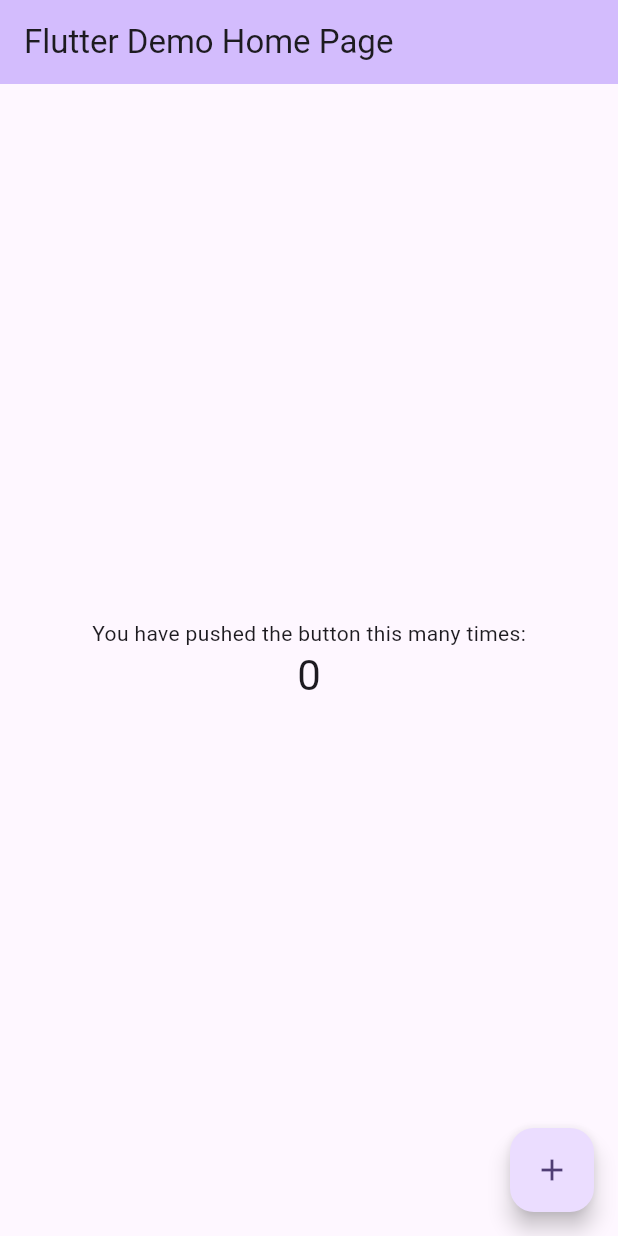
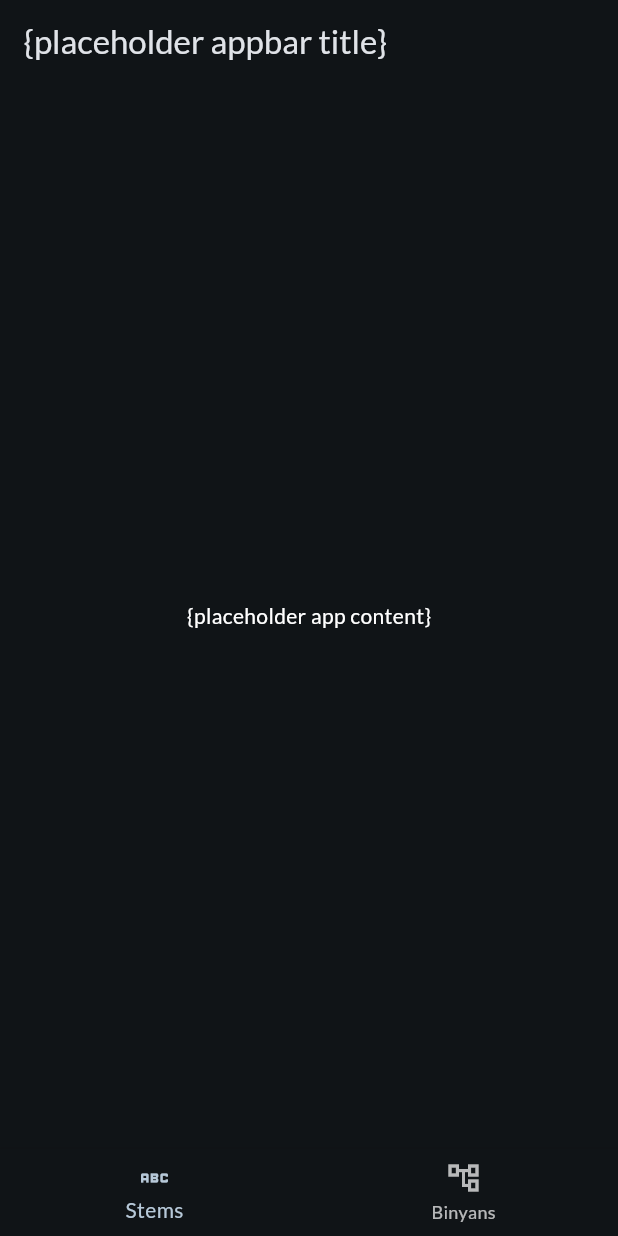
Before and after one commit to leoschulmann/almi, a Flutter app: the screen it shows after launch, on a phone screen of 412 x 824 dp. Run offline on Flutter 3.47's test engine with Material 3 defaults, Android fonts, the phone set to English and light mode, and no system bars; our stand-ins replace flutter_riverpod, google_fonts.

Commit message:
main and screen placeholder

```diff
--- a/lib/main.dart
+++ b/lib/main.dart
@@ -1,125 +1,29 @@
+import 'package:ani_lo_medaber_ivrit/screens/tabs_screen.dart';
 import 'package:flutter/material.dart';
+import 'package:flutter_riverpod/flutter_riverpod.dart';
+import 'package:google_fonts/google_fonts.dart';
+
+final theme = ThemeData(
+  useMaterial3: true,
+  colorScheme: ColorScheme.fromSeed(
+    seedColor: Colors.lightBlue,
+    brightness: Brightness.dark,
+  ),
+  textTheme: GoogleFonts.latoTextTheme(),
+);
 
 void main() {
-  runApp(const MyApp());
+  runApp(const ProviderScope(child: MyApp()));
 }
 
 class MyApp extends StatelessWidget {
   const MyApp({super.key});
 
-  // This widget is the root of your application.
   @override
   Widget build(BuildContext context) {
     return MaterialApp(
-      title: 'Flutter Demo',
-      theme: ThemeData(
-        // This is the theme of your application.
-        //
-        // TRY THIS: Try running your application with "flutter run". You'll see
-        // the application has a purple toolbar. Then, without quitting the app,
-        // try changing the seedColor in the colorScheme below to Colors.green
-        // and then invoke "hot reload" (save your changes or press the "hot
-        // reload" button in a Flutter-supported IDE, or press "r" if you used
-        // the command line to start the app).
-        //
-        // Notice that the counter didn't reset back to zero; the application
-        // state is not lost during the reload. To reset the state, use hot
-        // restart instead.
-        //
-        // This works for code too, not just values: Most code changes can be
-        // tested with just a hot reload.
-        colorScheme: ColorScheme.fromSeed(seedColor: Colors.deepPurple),
-        useMaterial3: true,
-      ),
-      home: const MyHomePage(title: 'Flutter Demo Home Page'),
+      theme: theme,
+      home: const TabsScreen(),
     );
   }
 }
-
-class MyHomePage extends StatefulWidget {
-  const MyHomePage({super.key, required this.title});
-
-  // This widget is the home page of your application. It is stateful, meaning
-  // that it has a State object (defined below) that contains fields that affect
-  // how it looks.
-
-  // This class is the configuration for the state. It holds the values (in this
-  // case the title) provided by the parent (in this case the App widget) and
-  // used by the build method of the State. Fields in a Widget subclass are
-  // always marked "final".
-
-  final String title;
-
-  @override
-  State<MyHomePage> createState() => _MyHomePageState();
-}
-
-class _MyHomePageState extends State<MyHomePage> {
-  int _counter = 0;
-
-  void _incrementCounter() {
-    setState(() {
-      // This call to setState tells the Flutter framework that something has
-      // changed in this State, which causes it to rerun the build method below
-      // so that the display can reflect the updated values. If we changed
-      // _counter without calling setState(), then the build method would not be
-      // called again, and so nothing would appear to happen.
-      _counter++;
-    });
-  }
-
-  @override
-  Widget build(BuildContext context) {
-    // This method is rerun every time setState is called, for instance as done
-    // by the _incrementCounter method above.
-    //
-    // The Flutter framework has been optimized to make rerunning build methods
-    // fast, so that you can just rebuild anything that needs updating rather
-    // than having to individually change instances of widgets.
-    return Scaffold(
-      appBar: AppBar(
-        // TRY THIS: Try changing the color here to a specific color (to
-        // Colors.amber, perhaps?) and trigger a hot reload to see the AppBar
-        // change color while the other colors stay the same.
-        backgroundColor: Theme.of(context).colorScheme.inversePrimary,
-        // Here we take the value from the MyHomePage object that was created by
-        // the App.build method, and use it to set our appbar title.
-        title: Text(widget.title),
-      ),
-      body: Center(
-        // Center is a layout widget. It takes a single child and positions it
-        // in the middle of the parent.
-        child: Column(
-          // Column is also a layout widget. It takes a list of children and
-          // arranges them vertically. By default, it sizes itself to fit its
-          // children horizontally, and tries to be as tall as its parent.
-          //
-          // Column has various properties to control how it sizes itself and
-          // how it positions its children. Here we use mainAxisAlignment to
-          // center the children vertically; the main axis here is the vertical
-          // axis because Columns are vertical (the cross axis would be
-          // horizontal).
-          //
-          // TRY THIS: Invoke "debug painting" (choose the "Toggle Debug Paint"
-          // action in the IDE, or press "p" in the console), to see the
-          // wireframe for each widget.
-          mainAxisAlignment: MainAxisAlignment.center,
-          children: <Widget>[
-            const Text(
-              'You have pushed the button this many times:',
-            ),
-            Text(
-              '$_counter',
-              style: Theme.of(context).textTheme.headlineMedium,
-            ),
-          ],
-        ),
-      ),
-      floatingActionButton: FloatingActionButton(
-        onPressed: _incrementCounter,
-        tooltip: 'Increment',
-        child: const Icon(Icons.add),
-      ), // This trailing comma makes auto-formatting nicer for build methods.
-    );
-  }
-}
--- /dev/null
+++ b/lib/screens/tabs_screen.dart
@@ -0,0 +1,35 @@
+import 'package:flutter/material.dart';
+import 'package:flutter_riverpod/flutter_riverpod.dart';
+
+class TabsScreen extends ConsumerStatefulWidget {
+  const TabsScreen({super.key});
+
+  @override
+  ConsumerState<TabsScreen> createState() {
+    return _TabsScreenState();
+  }
+}
+
+class _TabsScreenState extends ConsumerState<TabsScreen> {
+  @override
+  Widget build(BuildContext context) {
+    return Scaffold(
+      appBar: AppBar(title: const Text("{placeholder appbar title}")),
+      body: const Center(
+          child: Text(
+        "{placeholder app content}",
+        style: TextStyle(color: Colors.white),
+      )),
+      bottomNavigationBar: BottomNavigationBar(items: const [
+        BottomNavigationBarItem(
+          icon: Icon(Icons.abc),
+          label: "Stems",
+        ),
+        BottomNavigationBarItem(
+          icon: Icon(Icons.account_tree_outlined),
+          label: "Binyans",
+        ),
+      ]),
+    );
+  }
+}
--- a/pubspec.yaml
+++ b/pubspec.yaml
@@ -35,6 +35,8 @@ dependencies:
   # The following adds the Cupertino Icons font to your application.
   # Use with the CupertinoIcons class for iOS style icons.
   cupertino_icons: ^1.0.2
+  flutter_riverpod: ^2.5.1
+  google_fonts: 6.1.0
 
 dev_dependencies:
   flutter_test:
```
Also changed, not shown: 2 other files.
